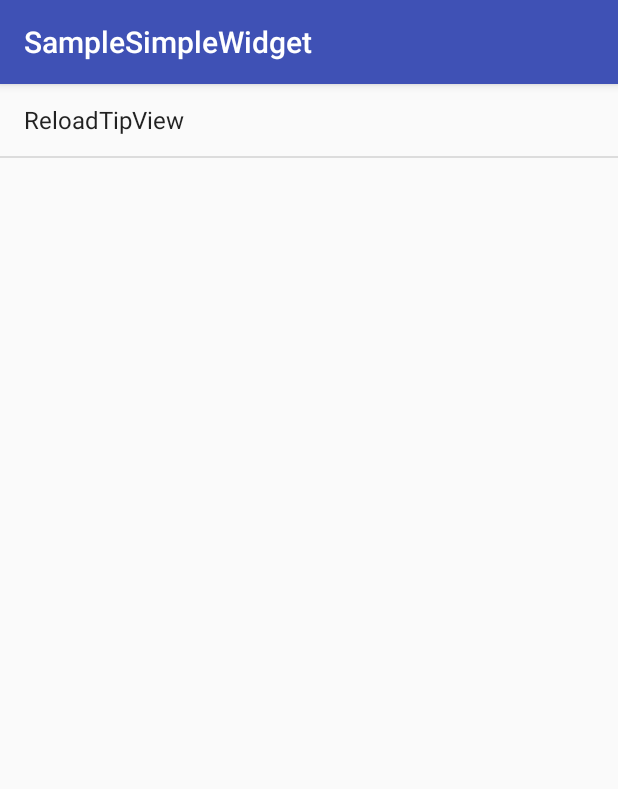
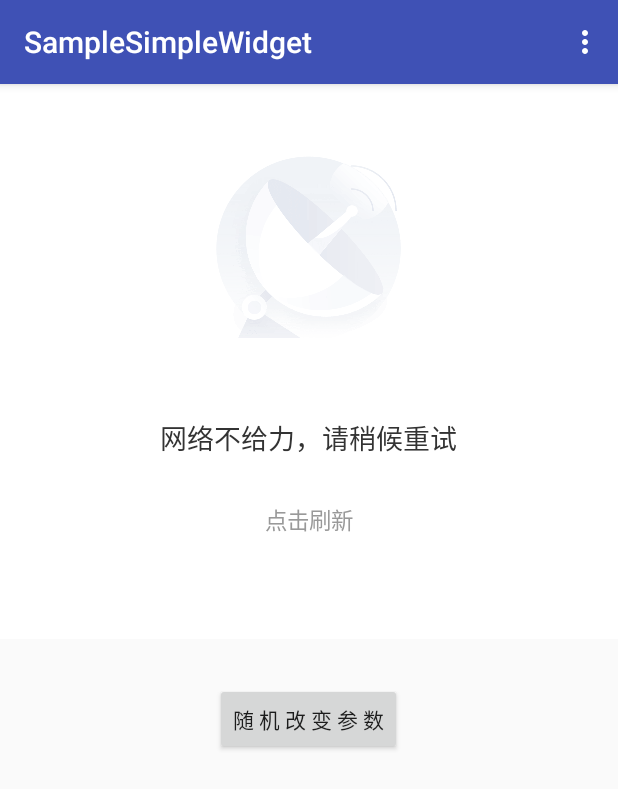
Before and after one commit to huangshunbo/ReloadTipView, an Android app: the screen it shows after launch (MainActivity before the commit, ReloadTipViewActivity after it), on a phone screen of 412 x 824 dp. Shown: the top 789 px of the screen. Run offline under Robolectric (Android 15) with nearby library versions, the phone set to English and light mode, and no system bars.

Commit message:
完善sample 加入README.md

```diff
--- a/sample-simplewidgets/src/main/AndroidManifest.xml
+++ b/sample-simplewidgets/src/main/AndroidManifest.xml
@@ -15,14 +15,13 @@
         android:roundIcon="@mipmap/ic_launcher_round"
         android:supportsRtl="true"
         android:theme="@style/AppTheme">
-        <activity android:name="com.android.minlib.samplesimplewidget.MainActivity">
+        <activity android:name="com.android.minlib.samplesimplewidget.ReloadTipViewActivity">
             <intent-filter>
                 <action android:name="android.intent.action.MAIN" />
 
                 <category android:name="android.intent.category.LAUNCHER" />
             </intent-filter>
         </activity>
-        <activity android:name="com.android.minlib.samplesimplewidget.ReloadTipViewActivity" android:launchMode="singleTask"/>
 
     </application>
 
--- a/sample-simplewidgets/src/main/java/com/android/minlib/samplesimplewidget/MainActivity.java
+++ /dev/null
@@ -1,43 +0,0 @@
-package com.android.minlib.samplesimplewidget;
-
-import android.app.Application;
-import android.content.Intent;
-import android.os.Bundle;
-import android.support.v7.app.AppCompatActivity;
-import android.view.View;
-import android.widget.AdapterView;
-import android.widget.ArrayAdapter;
-import android.widget.ListView;
-
-public class MainActivity extends AppCompatActivity implements AdapterView.OnItemClickListener{
-
-    public static Application application;
-
-    ListView mListView;
-    private static final String[] strs =
-            {
-                    "ReloadTipView"
-
-            };
-    @Override
-    protected void onCreate(Bundle savedInstanceState) {
-        super.onCreate(savedInstanceState);
-        application = getApplication();
-        mListView = new ListView(this);
-        mListView.setAdapter(new ArrayAdapter<String>(this,
-                android.R.layout.simple_list_item_1, strs));
-        mListView.setOnItemClickListener(this);
-        setContentView(mListView);
-
-    }
-
-    @Override
-    public void onItemClick(AdapterView<?> parent, View view, int position, long id) {
-        switch(position){
-            case 0:
-                startActivity(new Intent(this,ReloadTipViewActivity.class));
-                break;
-        }
-    }
-
-}
--- a/sample-simplewidgets/src/main/java/com/android/minlib/samplesimplewidget/ReloadTipViewActivity.java
+++ b/sample-simplewidgets/src/main/java/com/android/minlib/samplesimplewidget/ReloadTipViewActivity.java
@@ -1,33 +1,142 @@
 package com.android.minlib.samplesimplewidget;
 
 import android.app.Application;
+import android.content.Context;
+import android.graphics.Color;
 import android.os.Bundle;
 import android.support.annotation.Nullable;
+import android.support.v4.content.ContextCompat;
 import android.support.v7.app.AppCompatActivity;
+import android.view.Menu;
+import android.view.MenuItem;
 import android.view.View;
+import android.view.ViewGroup;
 import android.view.Window;
+import android.widget.Button;
+import android.widget.TextView;
+import android.widget.Toast;
 
+import com.android.minlib.reloadtipview.EmotionBean;
 import com.android.minlib.reloadtipview.ReloadTipView;
+
+import java.util.Random;
 
 public class ReloadTipViewActivity extends AppCompatActivity{
 
     ReloadTipView reloadTipView;
     int heigh = 300;
-    int tmp = 10;
+    EmotionBean bean = new EmotionBean();
+
+    TextView tvTip;
+    Button btChange;
+
+    private int[] colors = {Color.RED,Color.BLUE,Color.BLACK,Color.GREEN,Color.GRAY};
+    private String[] colorsTxt = new String[]{"红色","蓝色","黑色","绿色","灰色"};
+
     @Override
     protected void onCreate(@Nullable Bundle savedInstanceState) {
         super.onCreate(savedInstanceState);
-        supportRequestWindowFeature(Window.FEATURE_NO_TITLE);
         setContentView(R.layout.activity_reloadtipview);
         reloadTipView = findViewById(R.id.reloadtipview);
+        tvTip = findViewById(R.id.tip);
+        btChange = findViewById(R.id.change);
+
         reloadTipView.setActionClickListener(new View.OnClickListener() {
             @Override
             public void onClick(View view) {
-                heigh += 100;
-                reloadTipView.setContentMinHeigh(heigh);
+                Toast.makeText(ReloadTipViewActivity.this, "唰唰唰", Toast.LENGTH_SHORT).show();
             }
         });
-        reloadTipView.showNotData();
+        reloadTipView.showNotNet();
+
+        bean.seteIcon(ContextCompat.getDrawable(this,R.mipmap.default_no_data));
+        bean.seteTipTxt("这是一个自定义的提示");
+        bean.seteActionTxt("点我唰唰唰");
+
+        btChange.setOnClickListener(new View.OnClickListener() {
+            @Override
+            public void onClick(View v) {
+
+                Random random = new Random();
+                int tipTextSize = random.nextInt(20) + 10;
+                int tmp = random.nextInt(4);
+                int tipTextColor = colors[tmp];
+                String tipTextColorTxt = colorsTxt[tmp];
+                int tipTextTopMargin = random.nextInt(30);
+
+                int actionTextSize = random.nextInt(20) + 10;
+                tmp = random.nextInt(4);
+                int actionTextColor = colors[tmp];
+                String actionTextColorTxt = colorsTxt[tmp];
+                int actionTextTopMargin = random.nextInt(30);
+
+                int contentTopMargin = random.nextInt(400);
+                int contentMinHeigh = (random.nextInt(200) + 300);
+
+                StringBuffer stringBuffer = new StringBuffer();
+                stringBuffer.append("提示语 文字大小 范围10~30dp : " + tipTextSize + "\n");
+                stringBuffer.append("提示语 文字颜色 五色随机 : " + tipTextColorTxt + "\n");
+                stringBuffer.append("提示语 顶部距离 范围0~30dp : " + tipTextTopMargin + "\n");
+
+                stringBuffer.append("功能键 文字大小 范围10~30dp : " + actionTextSize + "\n");
+                stringBuffer.append("功能键 文字颜色 五色随机 : " + actionTextColorTxt + "\n");
+                stringBuffer.append("功能键 顶部距离 范围0~30dp : " + actionTextTopMargin + "\n");
+
+                stringBuffer.append("整体内容 顶部距离 范围0~400dp : " + contentTopMargin + "\n");
+                stringBuffer.append("整体内容 最小高度 范围300~500dp : " + contentMinHeigh + "\n");
+
+
+
+
+                reloadTipView.setTipTxt("随机改变参数的Tip");
+                reloadTipView.setTipTxtSize(dip2px(tipTextSize));
+                reloadTipView.setTipTxtColor(tipTextColor);
+                reloadTipView.setTipTopMargin(dip2px(tipTextTopMargin));
+
+                reloadTipView.setActionTxt("随机改变参数的Action");
+                reloadTipView.setActionTxtSize(dip2px(actionTextSize));
+                reloadTipView.setActionTxtColor(actionTextColor);
+                reloadTipView.setActionTopMargin(dip2px(actionTextTopMargin));
+
+                reloadTipView.setContentTopMargin(dip2px(contentTopMargin));
+                reloadTipView.setContentMinHeigh(dip2px(contentMinHeigh));
+
+                tvTip.setText(stringBuffer);
+
+
+            }
+        });
 
     }
+
+    @Override
+    public boolean onCreateOptionsMenu(Menu menu) {
+        menu.add("显示无网络");
+        menu.add("显示无数据");
+        menu.add("显示服务器异常");
+        menu.add("显示自定义");
+        return super.onCreateOptionsMenu(menu);
+    }
+
+    @Override
+    public boolean onOptionsItemSelected(MenuItem item) {
+        if(reloadTipView != null){
+            if(item.getTitle().equals("显示无网络")){
+                reloadTipView.showNotNet();
+            }else if(item.getTitle().equals("显示无数据")){
+                reloadTipView.showNotData();
+            }else if(item.getTitle().equals("显示服务器异常")){
+                reloadTipView.showError();
+            }else if(item.getTitle().equals("显示自定义")){
+
+                reloadTipView.showCustomEmotion(bean);
+            }
+        }
+        return super.onOptionsItemSelected(item);
+    }
+
+    public int dip2px(float dipValue) {
+        final float scale = getResources().getDisplayMetrics().density;
+        return (int) (dipValue * scale + 0.5f);
+    }
 }
--- a/sample-simplewidgets/src/main/res/layout/activity_reloadtipview.xml
+++ b/sample-simplewidgets/src/main/res/layout/activity_reloadtipview.xml
@@ -1,20 +1,31 @@
 <?xml version="1.0" encoding="utf-8"?>
-<LinearLayout
-    xmlns:android="http://schemas.android.com/apk/res/android"
+<android.support.v4.widget.NestedScrollView
     android:layout_width="match_parent"
     android:layout_height="match_parent"
+    xmlns:android="http://schemas.android.com/apk/res/android"
     xmlns:app="http://schemas.android.com/apk/res-auto"
+    >
+    <LinearLayout
+        android:layout_width="match_parent"
+        android:layout_height="match_parent"
         android:orientation="vertical">
 
-    <TextView
-        android:layout_width="match_parent"
-        android:layout_height="400dp"
-        android:text="Hello"
-        android:gravity="center"/>
         <com.android.minlib.reloadtipview.ReloadTipView
             android:id="@+id/reloadtipview"
             android:layout_width="match_parent"
-        android:layout_height="match_parent"
+            android:layout_height="wrap_content"
             android:background="#ffffff"
             />
+        <TextView
+            android:id="@+id/tip"
+            android:layout_width="match_parent"
+            android:layout_height="wrap_content"/>
+        <Button
+            android:id="@+id/change"
+            android:layout_width="wrap_content"
+            android:layout_height="wrap_content"
+            android:text="随 机 改 变 参 数"
+            android:layout_gravity="center"
+            android:layout_margin="10dp"/>
     </LinearLayout>
+</android.support.v4.widget.NestedScrollView>
--- a/sample-simplewidgets/src/main/res/values/styles.xml
+++ b/sample-simplewidgets/src/main/res/values/styles.xml
@@ -15,12 +15,12 @@
         <item name="action_txt_color">#999999</item>
         <item name="tip_txt_topmargin">20dp</item>
         <item name="action_txt_topmargin">15dp</item>
-        <item name="content_minheigh">300dp</item>
+        <item name="content_minheigh">400dp</item>
         <item name="content_topmargin">-30dp</item>
 
         <item name="notdata_icon">@mipmap/default_no_data</item>
         <item name="notdata_tip_txt">真的暂无数据</item>
-        <item name="notdata_actoin_txt"></item>
+        <item name="notdata_actoin_txt">点击刷新</item>
         <item name="notnet_icon">@mipmap/default_no_network</item>
         <item name="notnet_tip_txt">网络不给力，请稍候重试</item>
         <item name="notnet_actoin_txt">点击刷新</item>
--- a/settings.gradle
+++ b/settings.gradle
@@ -1,2 +1,2 @@
 include ':sample-simplewidgets', ':reloadtipview'
-rootProject.name = 'artifact'
+rootProject.name = 'reloadtipview'
```
Also changed, not shown: 1 other file. Lines whose indentation alone changed are shown as unchanged.
